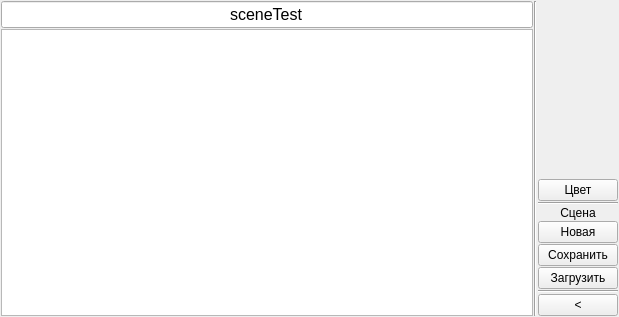
The window that ui/FormDraw.ui (conelov/2shootFast) describes before a commit, drawn with Qt 5.
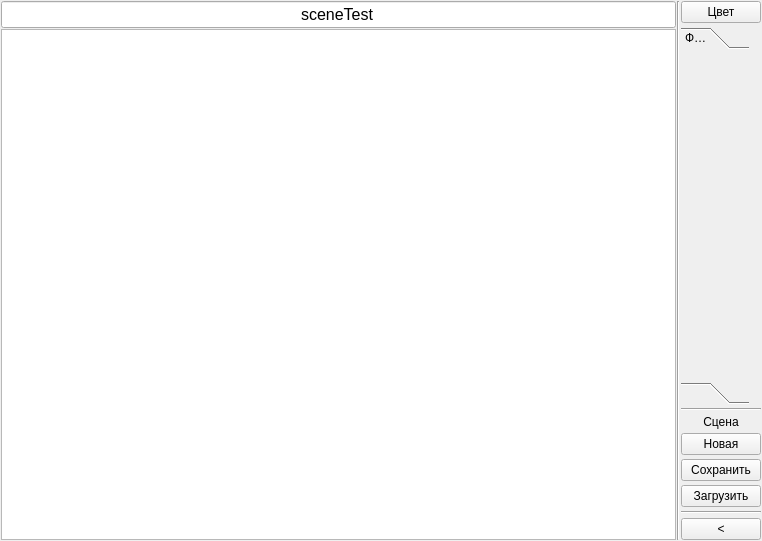
The same window after the commit. Custom widgets are drawn as their Qt base class.

Commit message: add and embedding FigureSelectorAdapter; move FiguresPanel to QToolBox;

```diff
--- a/ui/FormDraw.ui
+++ b/ui/FormDraw.ui
@@ -6,8 +6,8 @@
    <rect>
     <x>0</x>
     <y>0</y>
-    <width>619</width>
-    <height>317</height>
+    <width>762</width>
+    <height>541</height>
    </rect>
   </property>
   <property name="windowTitle">
@@ -66,23 +66,10 @@
     </widget>
    </item>
    <item>
-    <layout class="QVBoxLayout" name="verticalLayout_4">
-     <item>
-      <widget class="FiguresPanel" name="figuresPanel" native="true"/>
-     </item>
-     <item>
-      <spacer name="verticalSpacer_4">
-       <property name="orientation">
-        <enum>Qt::Vertical</enum>
-       </property>
-       <property name="sizeHint" stdset="0">
-        <size>
-         <width>20</width>
-         <height>40</height>
-        </size>
-       </property>
-      </spacer>
-     </item>
+    <layout class="QVBoxLayout" name="verticalLayout_2">
+     <property name="spacing">
+      <number>4</number>
+     </property>
      <item>
       <widget class="QPushButton" name="pushButton_setColor">
        <property name="text">
@@ -90,6 +77,26 @@
        </property>
       </widget>
      </item>
+     <item>
+      <widget class="QToolBox" name="toolBox">
+       <property name="sizePolicy">
+        <sizepolicy hsizetype="Maximum" vsizetype="Minimum">
+         <horstretch>0</horstretch>
+         <verstretch>0</verstretch>
+        </sizepolicy>
+       </property>
+       <widget class="FiguresPanel" name="figuresPanel" native="true">
+        <attribute name="label">
+         <string>Фигуры</string>
+        </attribute>
+       </widget>
+       <widget class="QWidget" name="toolBoxPage2" native="true">
+        <attribute name="label">
+         <string/>
+        </attribute>
+       </widget>
+      </widget>
+     </item>
      <item>
       <widget class="Line" name="line">
        <property name="orientation">
```
Left out of the diff: 1 changed line with no effect on the pictures. The commit also changes 19 other files.
